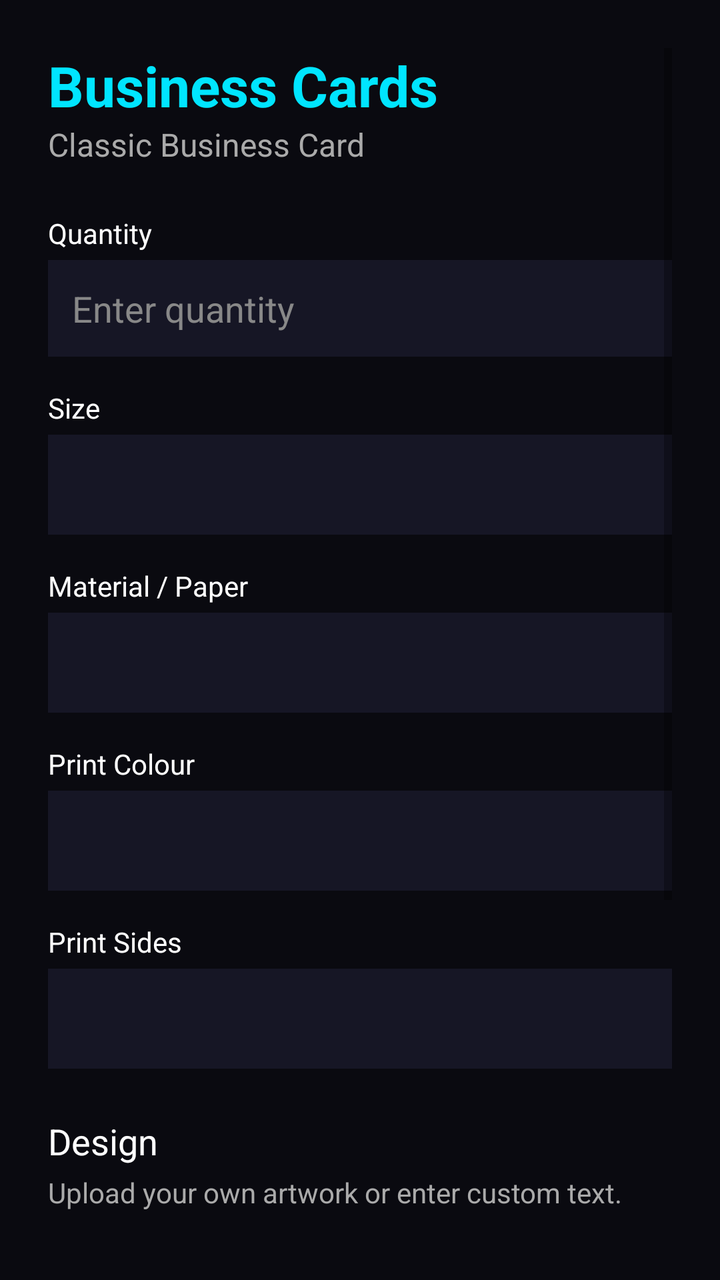
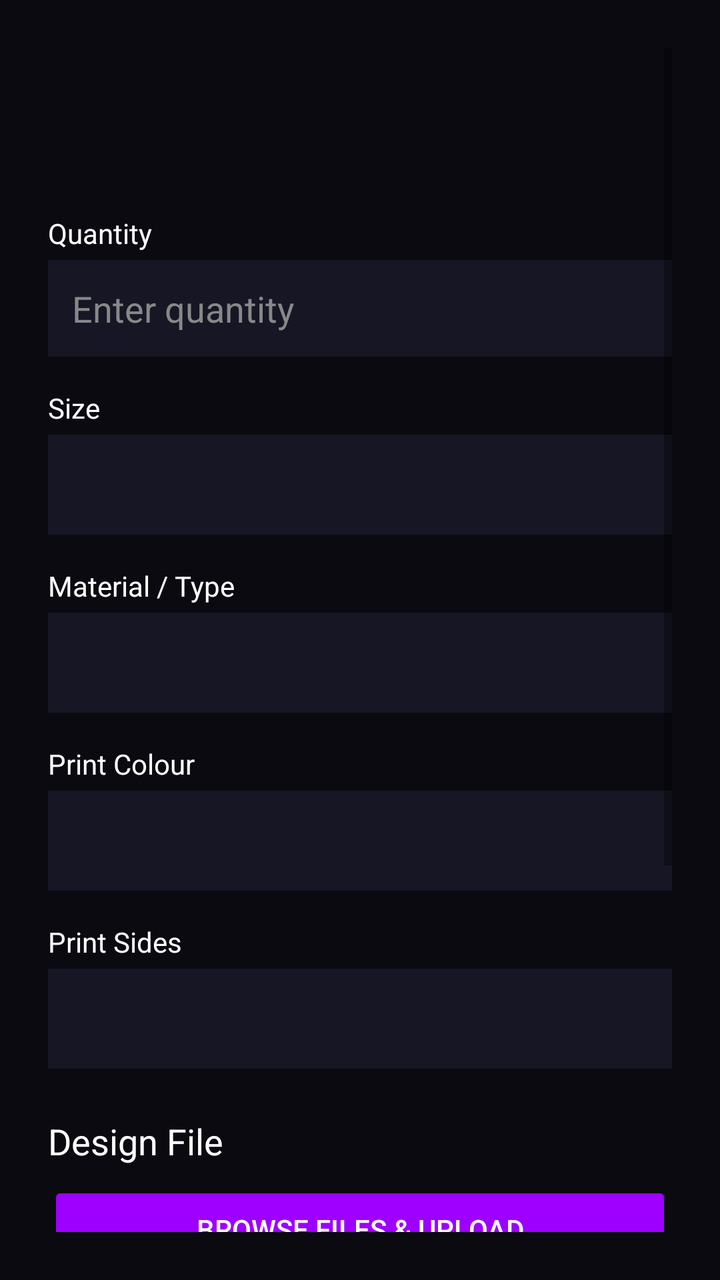

An Android layout rendered at two revisions. The XML below is the earlier revision; the diff shows what the commit changed to produce the second picture.
<!-- AndroidManifest.xml: application theme Theme.PrintXpress -->
<!-- res/layout/activity_order.xml -->
<?xml version="1.0" encoding="utf-8"?>
<RelativeLayout xmlns:android="http://schemas.android.com/apk/res/android"
    android:layout_width="match_parent"
    android:layout_height="match_parent"
    android:background="#0A0A10">

    <ScrollView
        android:layout_width="match_parent"
        android:layout_height="match_parent"
        android:padding="24dp">

        <LinearLayout
            android:layout_width="match_parent"
            android:layout_height="wrap_content"
            android:orientation="vertical">

            <TextView
                android:id="@+id/tvOrderTitle"
                android:layout_width="match_parent"
                android:layout_height="wrap_content"
                android:text="Business Cards"
                android:textSize="28sp"
                android:textStyle="bold"
                android:textColor="#00E5FF"/>
            <TextView
                android:id="@+id/tvOrderSubtitle"
                android:layout_width="match_parent"
                android:layout_height="wrap_content"
                android:text="Classic Business Card"
                android:textSize="16sp"
                android:textColor="#AAAAAA"
                android:layout_marginBottom="24dp"/>

            <TextView android:layout_width="wrap_content" android:layout_height="wrap_content" android:text="Quantity" android:textColor="#FFFFFF" android:layout_marginBottom="4dp"/>
            <EditText android:id="@+id/etQuantity" android:layout_width="match_parent" android:layout_height="wrap_content" android:hint="Enter quantity" android:textColor="#FFF" android:textColorHint="#888" android:inputType="number" android:background="#161625" android:padding="12dp" android:layout_marginBottom="16dp"/>

            <TextView android:layout_width="wrap_content" android:layout_height="wrap_content" android:text="Size" android:textColor="#FFFFFF" android:layout_marginBottom="4dp"/>
            <Spinner android:id="@+id/spinnerSize" android:layout_width="match_parent" android:layout_height="50dp" android:background="#161625" android:layout_marginBottom="16dp" android:theme="@style/Theme.AppCompat.DayNight.DarkActionBar"/>

            <TextView android:layout_width="wrap_content" android:layout_height="wrap_content" android:text="Material / Paper" android:textColor="#FFFFFF" android:layout_marginBottom="4dp"/>
            <Spinner android:id="@+id/spinnerMaterial" android:layout_width="match_parent" android:layout_height="50dp" android:background="#161625" android:layout_marginBottom="16dp" android:theme="@style/Theme.AppCompat.DayNight.DarkActionBar"/>

            <TextView android:layout_width="wrap_content" android:layout_height="wrap_content" android:text="Print Colour" android:textColor="#FFFFFF" android:layout_marginBottom="4dp"/>
            <Spinner android:id="@+id/spinnerColour" android:layout_width="match_parent" android:layout_height="50dp" android:background="#161625" android:layout_marginBottom="16dp" android:theme="@style/Theme.AppCompat.DayNight.DarkActionBar"/>

            <TextView android:layout_width="wrap_content" android:layout_height="wrap_content" android:text="Print Sides" android:textColor="#FFFFFF" android:layout_marginBottom="4dp"/>
            <Spinner android:id="@+id/spinnerSides" android:layout_width="match_parent" android:layout_height="50dp" android:background="#161625" android:layout_marginBottom="24dp" android:theme="@style/Theme.AppCompat.DayNight.DarkActionBar"/>

            <TextView android:layout_width="wrap_content" android:layout_height="wrap_content" android:text="Design" android:textSize="18sp" android:textColor="#FFFFFF" android:layout_marginBottom="4dp"/>
            <TextView android:layout_width="wrap_content" android:layout_height="wrap_content" android:text="Upload your own artwork or enter custom text." android:textColor="#AAAAAA" android:layout_marginBottom="12dp"/>

            <androidx.appcompat.widget.AppCompatButton
                android:id="@+id/btnUpload"
                android:layout_width="match_parent"
                android:layout_height="wrap_content"
                android:text="UPLOAD ARTWORK"
                android:textColor="#FFFFFF"
                android:backgroundTint="#9D00FF"
                android:layout_marginBottom="8dp"/>

            <TextView android:layout_width="match_parent" android:layout_height="wrap_content" android:text="No artwork selected" android:textColor="#888" android:textSize="12sp" android:layout_marginBottom="8dp"/>
            <TextView android:layout_width="match_parent" android:layout_height="wrap_content" android:text="OR" android:textColor="#FFF" android:gravity="center" android:layout_marginBottom="8dp"/>

            <EditText android:id="@+id/etCustomText" android:layout_width="match_parent" android:layout_height="wrap_content" android:hint="Enter text to print" android:textColor="#FFF" android:textColorHint="#888" android:background="#161625" android:padding="12dp" android:layout_marginBottom="32dp"/>

            <androidx.appcompat.widget.AppCompatButton
                android:id="@+id/btnSubmitOrder"
                android:layout_width="match_parent"
                android:layout_height="60dp"
                android:text="CONFIRM PARAMETERS &amp; SUBMIT"
                android:textColor="#000000"
                android:backgroundTint="#00E5FF"
                android:textStyle="bold"
                android:layout_marginBottom="24dp"/>
        </LinearLayout>
    </ScrollView>
</RelativeLayout>
<!-- resources referenced by this layout -->
<resources>
  <style name="Theme.PrintXpress" parent="Base.Theme.PrintXpress" />
  <style name="Base.Theme.PrintXpress" parent="Theme.MaterialComponents.DayNight.NoActionBar">
          
          <item name="colorPrimary">@color/cyber_cyan</item>
          <item name="colorPrimaryVariant">@color/cyber_purple</item>
          <item name="colorOnPrimary">@color/white</item>
          <item name="colorSecondary">@color/cyber_pink</item>
  
          
          <item name="android:windowBackground">@color/cyber_light_bg</item>
          <item name="colorSurface">@color/cyber_card_light</item>
          <item name="android:textColor">@color/black</item>
      </style>
  <color name="cyber_cyan">#00E5FF</color>
  <color name="cyber_purple">#9D00FF</color>
  <color name="white">#FFFFFFFF</color>
  <color name="cyber_pink">#FF003C</color>
  <color name="cyber_light_bg">#F4F4FA</color>
  <color name="cyber_card_light">#FFFFFF</color>
  <color name="black">#FF000000</color>
</resources>

<!-- the commit's change to res/layout/activity_order.xml (unified diff, before → after) -->
@@ -14,60 +14,53 @@
             android:layout_height="wrap_content"
             android:orientation="vertical">
 
-            <TextView
-                android:id="@+id/tvOrderTitle"
-                android:layout_width="match_parent"
-                android:layout_height="wrap_content"
-                android:text="Business Cards"
-                android:textSize="28sp"
-                android:textStyle="bold"
-                android:textColor="#00E5FF"/>
-            <TextView
-                android:id="@+id/tvOrderSubtitle"
-                android:layout_width="match_parent"
-                android:layout_height="wrap_content"
-                android:text="Classic Business Card"
-                android:textSize="16sp"
-                android:textColor="#AAAAAA"
-                android:layout_marginBottom="24dp"/>
+            <TextView android:id="@+id/tvOrderTitle" android:layout_width="match_parent" android:layout_height="wrap_content" android:textSize="28sp" android:textStyle="bold" android:textColor="#00E5FF"/>
+            <TextView android:id="@+id/tvOrderSubtitle" android:layout_width="match_parent" android:layout_height="wrap_content" android:textSize="16sp" android:textColor="#AAAAAA" android:layout_marginBottom="24dp"/>
 
             <TextView android:layout_width="wrap_content" android:layout_height="wrap_content" android:text="Quantity" android:textColor="#FFFFFF" android:layout_marginBottom="4dp"/>
             <EditText android:id="@+id/etQuantity" android:layout_width="match_parent" android:layout_height="wrap_content" android:hint="Enter quantity" android:textColor="#FFF" android:textColorHint="#888" android:inputType="number" android:background="#161625" android:padding="12dp" android:layout_marginBottom="16dp"/>
 
-            <TextView android:layout_width="wrap_content" android:layout_height="wrap_content" android:text="Size" android:textColor="#FFFFFF" android:layout_marginBottom="4dp"/>
+            <TextView android:id="@+id/lblSize" android:layout_width="wrap_content" android:layout_height="wrap_content" android:text="Size" android:textColor="#FFFFFF" android:layout_marginBottom="4dp"/>
             <Spinner android:id="@+id/spinnerSize" android:layout_width="match_parent" android:layout_height="50dp" android:background="#161625" android:layout_marginBottom="16dp" android:theme="@style/Theme.AppCompat.DayNight.DarkActionBar"/>
 
-            <TextView android:layout_width="wrap_content" android:layout_height="wrap_content" android:text="Material / Paper" android:textColor="#FFFFFF" android:layout_marginBottom="4dp"/>
+            <TextView android:id="@+id/lblMaterial" android:layout_width="wrap_content" android:layout_height="wrap_content" android:text="Material / Type" android:textColor="#FFFFFF" android:layout_marginBottom="4dp"/>
             <Spinner android:id="@+id/spinnerMaterial" android:layout_width="match_parent" android:layout_height="50dp" android:background="#161625" android:layout_marginBottom="16dp" android:theme="@style/Theme.AppCompat.DayNight.DarkActionBar"/>
 
-            <TextView android:layout_width="wrap_content" android:layout_height="wrap_content" android:text="Print Colour" android:textColor="#FFFFFF" android:layout_marginBottom="4dp"/>
+            <TextView android:id="@+id/lblColour" android:layout_width="wrap_content" android:layout_height="wrap_content" android:text="Print Colour" android:textColor="#FFFFFF" android:layout_marginBottom="4dp"/>
             <Spinner android:id="@+id/spinnerColour" android:layout_width="match_parent" android:layout_height="50dp" android:background="#161625" android:layout_marginBottom="16dp" android:theme="@style/Theme.AppCompat.DayNight.DarkActionBar"/>
 
-            <TextView android:layout_width="wrap_content" android:layout_height="wrap_content" android:text="Print Sides" android:textColor="#FFFFFF" android:layout_marginBottom="4dp"/>
+            <TextView android:id="@+id/lblSides" android:layout_width="wrap_content" android:layout_height="wrap_content" android:text="Print Sides" android:textColor="#FFFFFF" android:layout_marginBottom="4dp"/>
             <Spinner android:id="@+id/spinnerSides" android:layout_width="match_parent" android:layout_height="50dp" android:background="#161625" android:layout_marginBottom="24dp" android:theme="@style/Theme.AppCompat.DayNight.DarkActionBar"/>
 
-            <TextView android:layout_width="wrap_content" android:layout_height="wrap_content" android:text="Design" android:textSize="18sp" android:textColor="#FFFFFF" android:layout_marginBottom="4dp"/>
-            <TextView android:layout_width="wrap_content" android:layout_height="wrap_content" android:text="Upload your own artwork or enter custom text." android:textColor="#AAAAAA" android:layout_marginBottom="12dp"/>
+            <TextView android:layout_width="wrap_content" android:layout_height="wrap_content" android:text="Design File" android:textSize="18sp" android:textColor="#FFFFFF" android:layout_marginBottom="8dp"/>
 
             <androidx.appcompat.widget.AppCompatButton
                 android:id="@+id/btnUpload"
                 android:layout_width="match_parent"
                 android:layout_height="wrap_content"
-                android:text="UPLOAD ARTWORK"
+                android:text="BROWSE FILES &amp; UPLOAD"
                 android:textColor="#FFFFFF"
                 android:backgroundTint="#9D00FF"
                 android:layout_marginBottom="8dp"/>
 
-            <TextView android:layout_width="match_parent" android:layout_height="wrap_content" android:text="No artwork selected" android:textColor="#888" android:textSize="12sp" android:layout_marginBottom="8dp"/>
+            <TextView android:id="@+id/tvFileName" android:layout_width="match_parent" android:layout_height="wrap_content" android:text="No file selected" android:textColor="#888" android:textSize="14sp" android:layout_marginBottom="8dp"/>
             <TextView android:layout_width="match_parent" android:layout_height="wrap_content" android:text="OR" android:textColor="#FFF" android:gravity="center" android:layout_marginBottom="8dp"/>
-
-            <EditText android:id="@+id/etCustomText" android:layout_width="match_parent" android:layout_height="wrap_content" android:hint="Enter text to print" android:textColor="#FFF" android:textColorHint="#888" android:background="#161625" android:padding="12dp" android:layout_marginBottom="32dp"/>
+            <EditText android:id="@+id/etCustomText" android:layout_width="match_parent" android:layout_height="wrap_content" android:hint="Enter custom text/instructions" android:textColor="#FFF" android:textColorHint="#888" android:background="#161625" android:padding="12dp" android:layout_marginBottom="32dp"/>
 
             <androidx.appcompat.widget.AppCompatButton
-                android:id="@+id/btnSubmitOrder"
+                android:id="@+id/btnSaveDesign"
+                android:layout_width="match_parent"
+                android:layout_height="50dp"
+                android:text="SAVE DESIGN FOR LATER"
+                android:textColor="#FFFFFF"
+                android:backgroundTint="#333333"
+                android:layout_marginBottom="12dp"/>
+
+            <androidx.appcompat.widget.AppCompatButton
+                android:id="@+id/btnProceedCheckout"
                 android:layout_width="match_parent"
                 android:layout_height="60dp"
-                android:text="CONFIRM PARAMETERS &amp; SUBMIT"
+                android:text="PROCEED TO CHECKOUT"
                 android:textColor="#000000"
                 android:backgroundTint="#00E5FF"
                 android:textStyle="bold"
